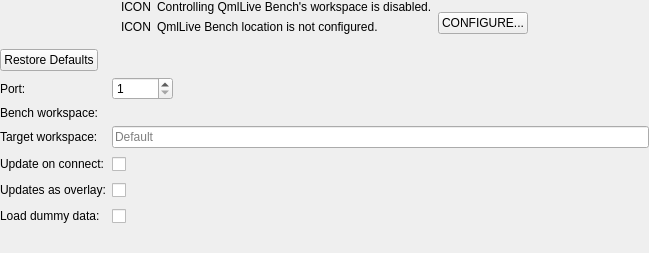
This is src/plugins/mer/merrunconfigurationaspectqmllivedetailswidget.ui in sailfishos/sailfish-qtcreator as Qt 5 draws it before an edit. The edited form follows.
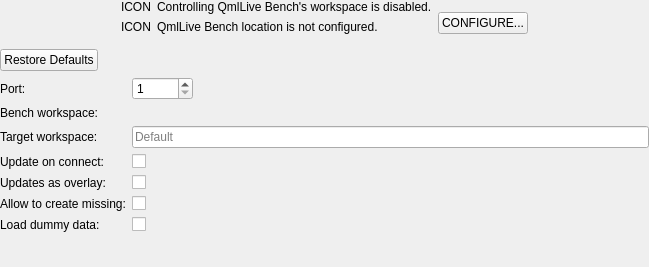
This is the edited form. Custom widgets are drawn as their Qt base class.

Commit message: Mer: Allow to set AllowCreateMissing QmlLive workspace option

What changed in the file:
```diff
--- a/src/plugins/mer/merrunconfigurationaspectqmllivedetailswidget.ui
+++ b/src/plugins/mer/merrunconfigurationaspectqmllivedetailswidget.ui
@@ -7,7 +7,7 @@
     <x>0</x>
     <y>0</y>
     <width>649</width>
-    <height>253</height>
+    <height>267</height>
    </rect>
   </property>
   <property name="windowTitle">
@@ -145,6 +145,16 @@
        </property>
       </widget>
      </item>
+     <item row="1" column="0">
+      <widget class="QLabel" name="label_6">
+       <property name="text">
+        <string>Bench workspace:</string>
+       </property>
+      </widget>
+     </item>
+     <item row="1" column="1">
+      <widget class="Utils::PathChooser" name="benchWorkspace" native="true"/>
+     </item>
      <item row="2" column="0">
       <widget class="QLabel" name="label_2">
        <property name="text">
@@ -172,7 +182,7 @@
      <item row="3" column="1">
       <widget class="QCheckBox" name="updateOnConnect">
        <property name="text">
-        <string> </string>
+        <string/>
        </property>
       </widget>
      </item>
@@ -186,34 +196,38 @@
      <item row="4" column="1">
       <widget class="QCheckBox" name="updatesAsOverlay">
        <property name="text">
-        <string> </string>
+        <string/>
        </property>
       </widget>
      </item>
-     <item row="5" column="0">
+     <item row="5" column="1">
+      <widget class="QCheckBox" name="allowCreateMissing">
+       <property name="text">
+        <string/>
+       </property>
+      </widget>
+     </item>
+     <item row="6" column="0">
       <widget class="QLabel" name="label_5">
        <property name="text">
         <string>Load dummy data:</string>
        </property>
       </widget>
      </item>
-     <item row="5" column="1">
+     <item row="6" column="1">
       <widget class="QCheckBox" name="loadDummyData">
        <property name="text">
-        <string> </string>
+        <string/>
        </property>
       </widget>
      </item>
-     <item row="1" column="0">
-      <widget class="QLabel" name="label_6">
+     <item row="5" column="0">
+      <widget class="QLabel" name="label_7">
        <property name="text">
-        <string>Bench workspace:</string>
+        <string>Allow to create missing:</string>
        </property>
       </widget>
      </item>
-     <item row="1" column="1">
-      <widget class="Utils::PathChooser" name="benchWorkspace" native="true"/>
-     </item>
     </layout>
    </item>
   </layout>
```
The commit also changes 3 other files.
